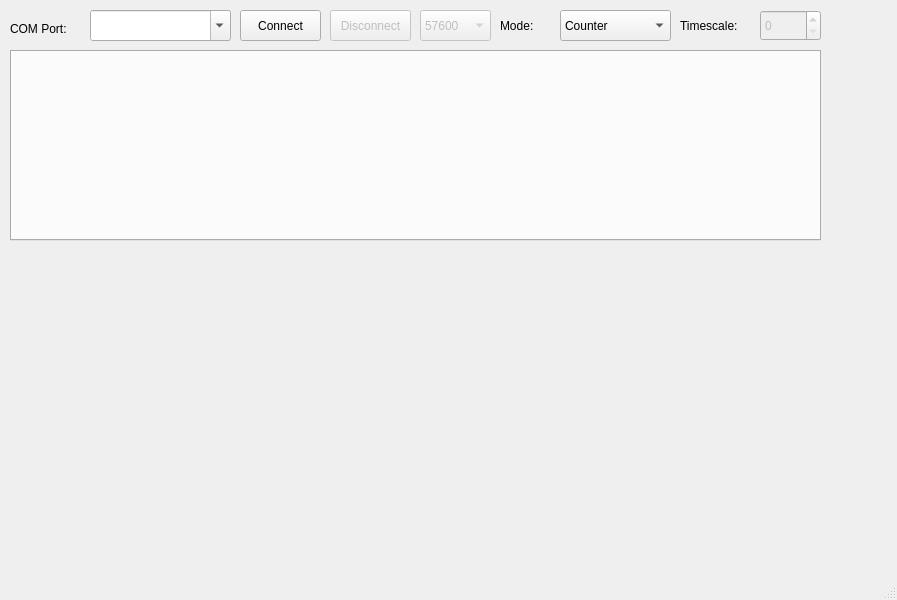
First picture: the form in mainwindow.ui, repository ahp-electronics/xc-gui, before the edit.
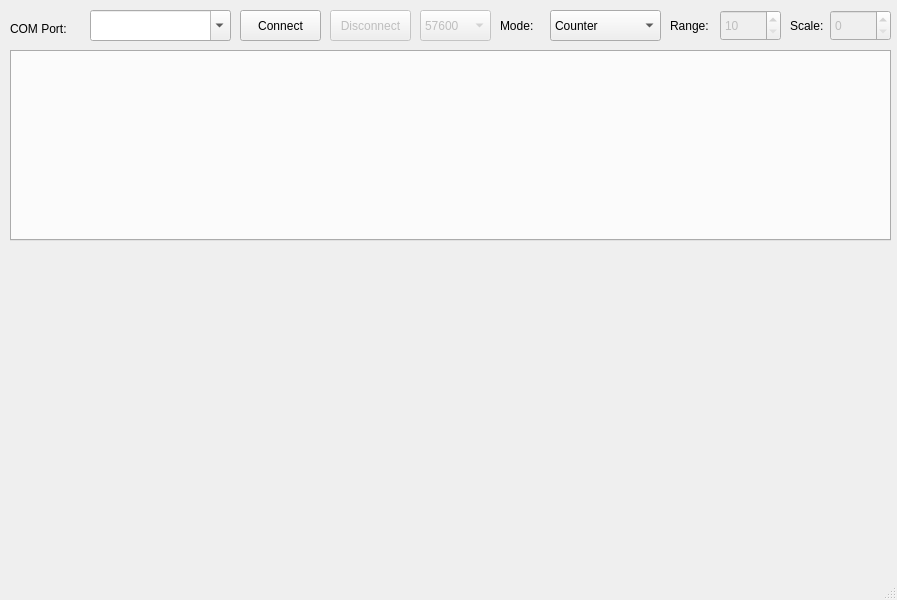
Second picture: the form after the edit.

Commit message: Editable time range

The edit to the form file:
```diff
--- a/mainwindow.ui
+++ b/mainwindow.ui
@@ -74,7 +74,7 @@
      <rect>
       <x>10</x>
       <y>50</y>
-      <width>811</width>
+      <width>881</width>
       <height>191</height>
      </rect>
     </property>
@@ -85,7 +85,7 @@
    <widget class="QComboBox" name="Mode">
     <property name="geometry">
      <rect>
-      <x>560</x>
+      <x>550</x>
       <y>10</y>
       <width>111</width>
       <height>31</height>
@@ -128,14 +128,14 @@
    <widget class="QLabel" name="label_3">
     <property name="geometry">
      <rect>
-      <x>680</x>
+      <x>790</x>
       <y>10</y>
-      <width>81</width>
+      <width>41</width>
       <height>31</height>
      </rect>
     </property>
     <property name="text">
-     <string>Timescale:</string>
+     <string>Scale:</string>
     </property>
    </widget>
    <widget class="QSpinBox" name="Scale">
@@ -144,7 +144,7 @@
     </property>
     <property name="geometry">
      <rect>
-      <x>760</x>
+      <x>830</x>
       <y>10</y>
       <width>61</width>
       <height>31</height>
@@ -182,6 +182,38 @@
      </property>
     </item>
    </widget>
+   <widget class="QLabel" name="label_4">
+    <property name="geometry">
+     <rect>
+      <x>670</x>
+      <y>10</y>
+      <width>51</width>
+      <height>31</height>
+     </rect>
+    </property>
+    <property name="text">
+     <string>Range:</string>
+    </property>
+   </widget>
+   <widget class="QSpinBox" name="Range">
+    <property name="enabled">
+     <bool>false</bool>
+    </property>
+    <property name="geometry">
+     <rect>
+      <x>720</x>
+      <y>10</y>
+      <width>61</width>
+      <height>31</height>
+     </rect>
+    </property>
+    <property name="minimum">
+     <number>10</number>
+    </property>
+    <property name="maximum">
+     <number>120</number>
+    </property>
+   </widget>
   </widget>
   <widget class="QMenuBar" name="menubar">
    <property name="geometry">
```
The commit also changes 2 other files.
